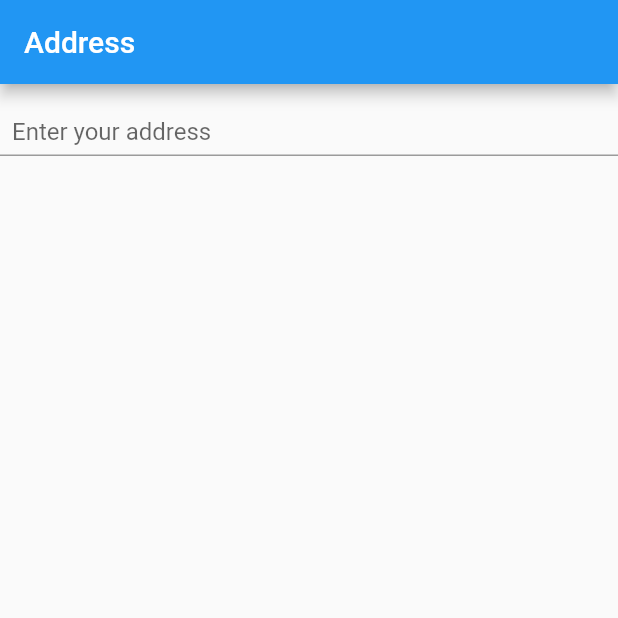
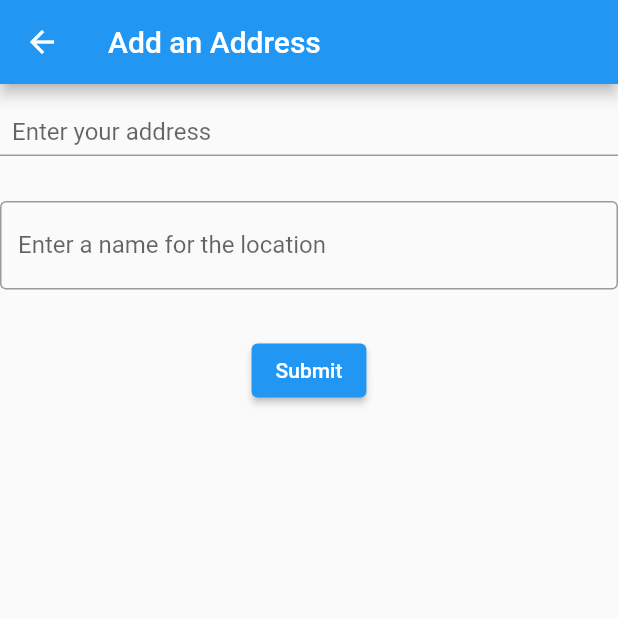
Before and after one commit to fwhite95/teamflutterfa_sfhacks2021, a Flutter app: the AddAddressView screen opened directly, on a phone screen of 412 x 824 dp, the top half of it. Run offline on Flutter 3.47's test engine with Material 2 defaults, Android fonts, the light colour scheme and no system bars; missing offline and left inert: flutter_google_places.

Commit message:
can add and remove place to list

```diff
--- a/lib/src/app.dart
+++ b/lib/src/app.dart
@@ -8,7 +8,7 @@ class MyApp extends StatelessWidget {
   Widget build(BuildContext context) {
     return MaterialApp(
       title: 'FlutterFA',
-      home: AddAddressView(),
+      home: HomeView(),
     );
   }
 }
--- a/lib/src/services/place_service.dart
+++ b/lib/src/services/place_service.dart
@@ -4,22 +4,26 @@ import 'dart:io';
 import 'package:http/http.dart';
 import 'package:teamflutterfa_sfhacks2021/src/util/config.dart';
 
+class MyLocation {
+  String name = 'Default';
+  Place place;
+
+  MyLocation(String title, Place place){
+    this.name = title;
+    this.place = place;
+  }
+}
+
 class Place {
-  String streetNumber;
-  String street;
-  String city;
-  String zipCode;
   String lat;
   String lng;
+  String name;
 
   Place({
-    this.streetNumber,
-    this.street,
-    this.city,
-    this.zipCode,
     this.lat,
     this.lng,
   });
+
 
   @override
   String toString() {
--- a/lib/src/views/add_address_view.dart
+++ b/lib/src/views/add_address_view.dart
@@ -5,16 +5,21 @@ import 'package:teamflutterfa_sfhacks2021/src/services/place_service.dart';
 import 'package:uuid/uuid.dart';
 
 class AddAddressView extends StatefulWidget {
+  final List<MyLocation> address;
 
+  AddAddressView({
+    Key key,
+    this.address,
+  }) : super(key: key);
 
   @override
   State<StatefulWidget> createState() => _AddAddressViewState();
-
 }
 
 class _AddAddressViewState extends State<AddAddressView> {
-
   final _controller = TextEditingController();
+  final _nameController = TextEditingController();
+  Suggestion suggestion;
 
   @override
   void initState() {
@@ -24,15 +29,16 @@ class _AddAddressViewState extends State<AddAddressView> {
   @override
   void dispose() {
     _controller.dispose();
+    _nameController.dispose();
     super.dispose();
   }
 
-
   @override
   Widget build(BuildContext context) {
+    final sessionToken = Uuid().v4();
     return Scaffold(
       appBar: AppBar(
-        title: Text('Address'),
+        title: Text('Add an Address'),
       ),
       body: Column(
         children: [
@@ -40,20 +46,18 @@ class _AddAddressViewState extends State<AddAddressView> {
             controller: _controller,
             readOnly: true,
             onTap: () async {
-
-            final sessionToken = Uuid().v4();
               final Suggestion result = await showSearch(
                 context: context,
                 delegate: AddressSearch(sessionToken),
               );
-              if(result != null){
-                final placeDetails = await PlaceApiProvider(sessionToken)
-                    .getPlaceDetailFromId(result.placeId);
+              if (result != null) {
+                // final placeDetails = await PlaceApiProvider(sessionToken)
+                //     .getPlaceDetailFromId(result.placeId);
                 setState(() {
                   //add result.description or name to new list for listTile
                   _controller.text = result.description;
-                  print('placeDetails: $placeDetails');
-
+                  suggestion = result;
+                  //print('placeDetails: $placeDetails');
                 });
               }
             },
@@ -62,11 +66,33 @@ class _AddAddressViewState extends State<AddAddressView> {
               contentPadding: EdgeInsets.only(left: 8, top: 16),
             ),
           ),
+          Padding(
+            padding: EdgeInsets.only(top: 30),
+            child: TextField(
+              controller: _nameController,
+              decoration: InputDecoration(
+                  border: OutlineInputBorder(),
+                  labelText: 'Enter a name for the location'),
+            ),
+          ),
+          Padding(
+            padding: EdgeInsets.only(top: 30),
+            child: ElevatedButton(
+              child: Text('Submit'),
+              onPressed: () async {
+                final placeDetails = await PlaceApiProvider(sessionToken)
+                    .getPlaceDetailFromId(suggestion.placeId);
+                    if(_nameController.text == ''){
+                      _nameController.text = 'Default';
+                    }
+                widget.address
+                    .add(MyLocation(_nameController.text, placeDetails));
+                  Navigator.pop(context);
+              },
+            ),
+          ),
         ],
       ),
     );
-
-
   }
-
 }
```
Also changed, not shown: lib/src/views/home_view.dart (+32 -5 lines). Lines whose indentation alone changed are shown as unchanged.
